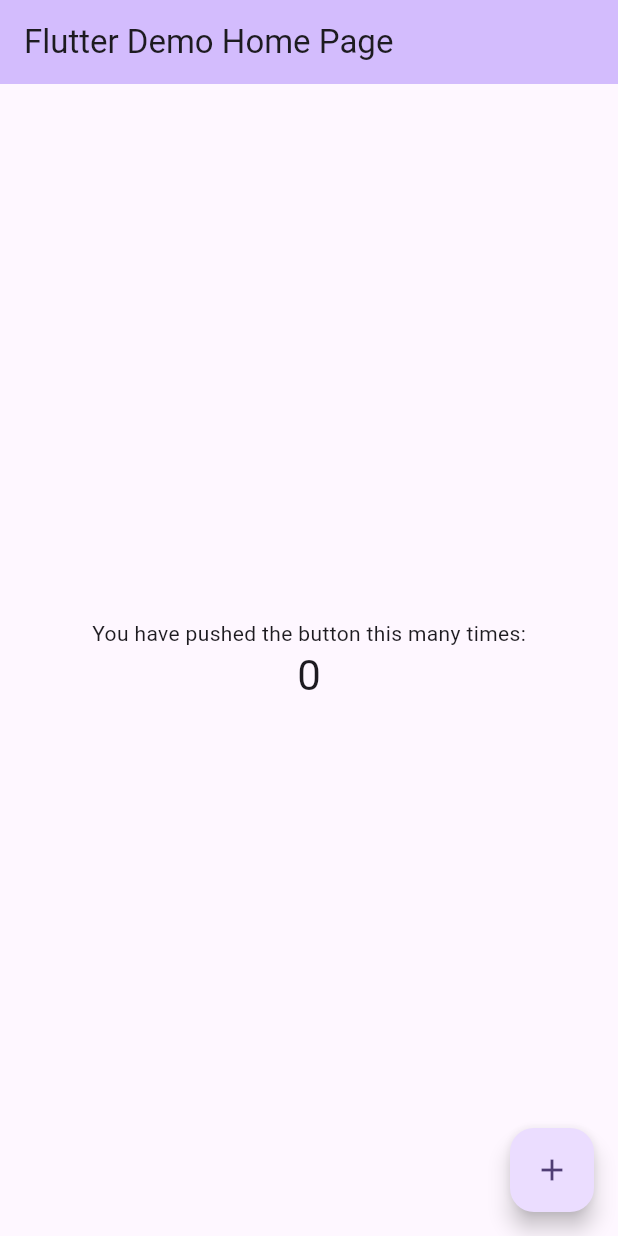
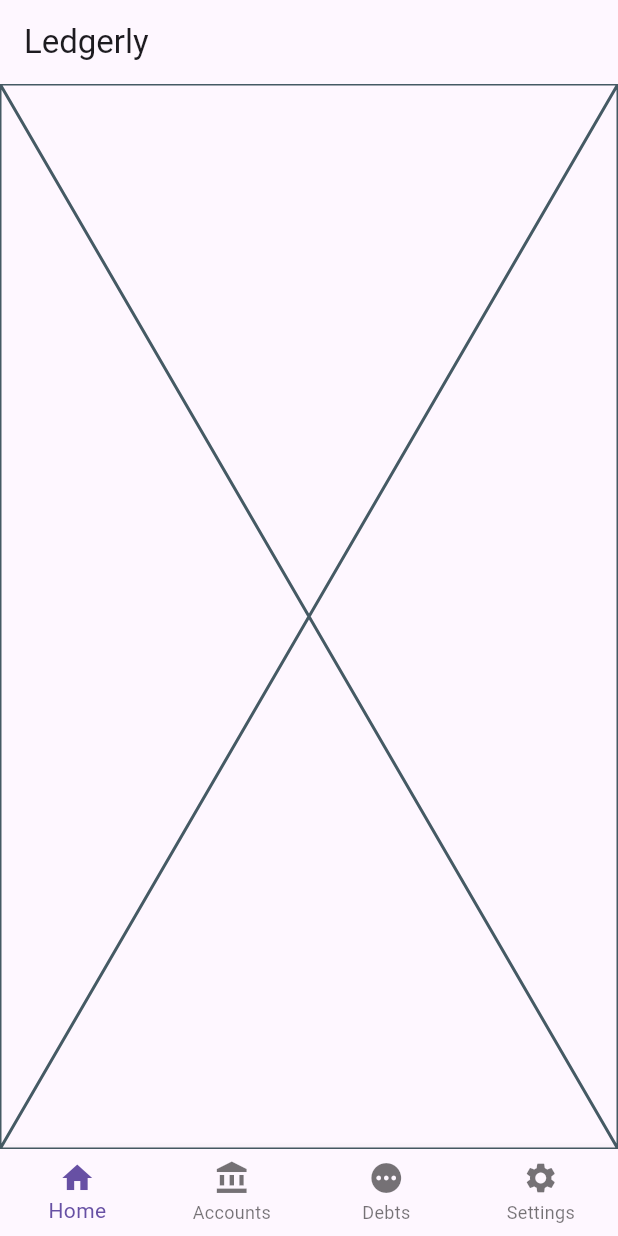
Before and after one commit to jyotiradityatiwary/ledgerly, a Flutter app: the screen it shows after launch, on a phone screen of 412 x 824 dp. Run offline on Flutter 3.47's test engine with Material 3 defaults, Android fonts, the phone set to English and light mode, and no system bars.

Commit message:
Add responsive navigation bar

```diff
--- a/lib/main.dart
+++ b/lib/main.dart
@@ -11,115 +11,78 @@
   @override
   Widget build(BuildContext context) {
     return MaterialApp(
-      title: 'Flutter Demo',
-      theme: ThemeData(
-        // This is the theme of your application.
-        //
-        // TRY THIS: Try running your application with "flutter run". You'll see
-        // the application has a purple toolbar. Then, without quitting the app,
-        // try changing the seedColor in the colorScheme below to Colors.green
-        // and then invoke "hot reload" (save your changes or press the "hot
-        // reload" button in a Flutter-supported IDE, or press "r" if you used
-        // the command line to start the app).
-        //
-        // Notice that the counter didn't reset back to zero; the application
-        // state is not lost during the reload. To reset the state, use hot
-        // restart instead.
-        //
-        // This works for code too, not just values: Most code changes can be
-        // tested with just a hot reload.
-        colorScheme: ColorScheme.fromSeed(seedColor: Colors.deepPurple),
-        useMaterial3: true,
-      ),
-      home: const MyHomePage(title: 'Flutter Demo Home Page'),
+      title: 'Ledgerly',
+      theme: ThemeData.light(useMaterial3: true),
+      darkTheme: ThemeData.dark(useMaterial3: true),
+      home: HomePage(),
+      themeMode: ThemeMode.system,
     );
   }
 }
 
-class MyHomePage extends StatefulWidget {
-  const MyHomePage({super.key, required this.title});
-
-  // This widget is the home page of your application. It is stateful, meaning
-  // that it has a State object (defined below) that contains fields that affect
-  // how it looks.
-
-  // This class is the configuration for the state. It holds the values (in this
-  // case the title) provided by the parent (in this case the App widget) and
-  // used by the build method of the State. Fields in a Widget subclass are
-  // always marked "final".
-
-  final String title;
+class HomePage extends StatefulWidget {
+  const HomePage({super.key});
 
   @override
-  State<MyHomePage> createState() => _MyHomePageState();
+  State<HomePage> createState() => _HomePageState();
 }
 
-class _MyHomePageState extends State<MyHomePage> {
-  int _counter = 0;
+class _HomePageState extends State<HomePage> {
+  int currentIndex = 0;
 
-  void _incrementCounter() {
+  void changeIndex(int value) {
     setState(() {
-      // This call to setState tells the Flutter framework that something has
-      // changed in this State, which causes it to rerun the build method below
-      // so that the display can reflect the updated values. If we changed
-      // _counter without calling setState(), then the build method would not be
-      // called again, and so nothing would appear to happen.
-      _counter++;
+      currentIndex = value;
     });
   }
 
   @override
   Widget build(BuildContext context) {
-    // This method is rerun every time setState is called, for instance as done
-    // by the _incrementCounter method above.
-    //
-    // The Flutter framework has been optimized to make rerunning build methods
-    // fast, so that you can just rebuild anything that needs updating rather
-    // than having to individually change instances of widgets.
+    const List<BottomNavigationBarItem> bottomNavigationBarItems = [
+      BottomNavigationBarItem(label: "Home", icon: Icon(Icons.home)),
+      BottomNavigationBarItem(
+          label: "Accounts", icon: Icon(Icons.account_balance)),
+      BottomNavigationBarItem(label: "Debts", icon: Icon(Icons.pending)),
+      BottomNavigationBarItem(label: "Settings", icon: Icon(Icons.settings)),
+    ];
+    const Widget body = Placeholder();
+
+    return LayoutBuilder(
+        builder: (BuildContext context, BoxConstraints constraints) {
+      final bool verticalLayout =
+          0.9 * constraints.maxHeight > constraints.maxWidth;
       return Scaffold(
         appBar: AppBar(
-        // TRY THIS: Try changing the color here to a specific color (to
-        // Colors.amber, perhaps?) and trigger a hot reload to see the AppBar
-        // change color while the other colors stay the same.
-        backgroundColor: Theme.of(context).colorScheme.inversePrimary,
-        // Here we take the value from the MyHomePage object that was created by
-        // the App.build method, and use it to set our appbar title.
-        title: Text(widget.title),
+          title: Text("Ledgerly"),
         ),
-      body: Center(
-        // Center is a layout widget. It takes a single child and positions it
-        // in the middle of the parent.
-        child: Column(
-          // Column is also a layout widget. It takes a list of children and
-          // arranges them vertically. By default, it sizes itself to fit its
-          // children horizontally, and tries to be as tall as its parent.
-          //
-          // Column has various properties to control how it sizes itself and
-          // how it positions its children. Here we use mainAxisAlignment to
-          // center the children vertically; the main axis here is the vertical
-          // axis because Columns are vertical (the cross axis would be
-          // horizontal).
-          //
-          // TRY THIS: Invoke "debug painting" (choose the "Toggle Debug Paint"
-          // action in the IDE, or press "p" in the console), to see the
-          // wireframe for each widget.
-          mainAxisAlignment: MainAxisAlignment.center,
-          children: <Widget>[
-            const Text(
-              'You have pushed the button this many times:',
+        body: verticalLayout
+            ? body
+            : Row(
+                children: [
+                  NavigationRail(
+                    destinations: [
+                      for (BottomNavigationBarItem item
+                          in bottomNavigationBarItems)
+                        NavigationRailDestination(
+                            icon: item.icon, label: Text(item.label!))
+                    ],
+                    selectedIndex: currentIndex,
+                    onDestinationSelected: changeIndex,
+                    labelType: NavigationRailLabelType.all,
+                    extended: false,
                   ),
-            Text(
-              '$_counter',
-              style: Theme.of(context).textTheme.headlineMedium,
-            ),
+                  Expanded(child: body),
                 ],
               ),
-      ),
-      floatingActionButton: FloatingActionButton(
-        onPressed: _incrementCounter,
-        tooltip: 'Increment',
-        child: const Icon(Icons.add),
-      ), // This trailing comma makes auto-formatting nicer for build methods.
+        bottomNavigationBar: verticalLayout
+            ? BottomNavigationBar(
+                currentIndex: currentIndex,
+                onTap: changeIndex,
+                items: bottomNavigationBarItems,
+                type: BottomNavigationBarType.fixed,
+              )
+            : null,
       );
+    });
   }
 }
```
Lines whose indentation alone changed are shown as unchanged.
